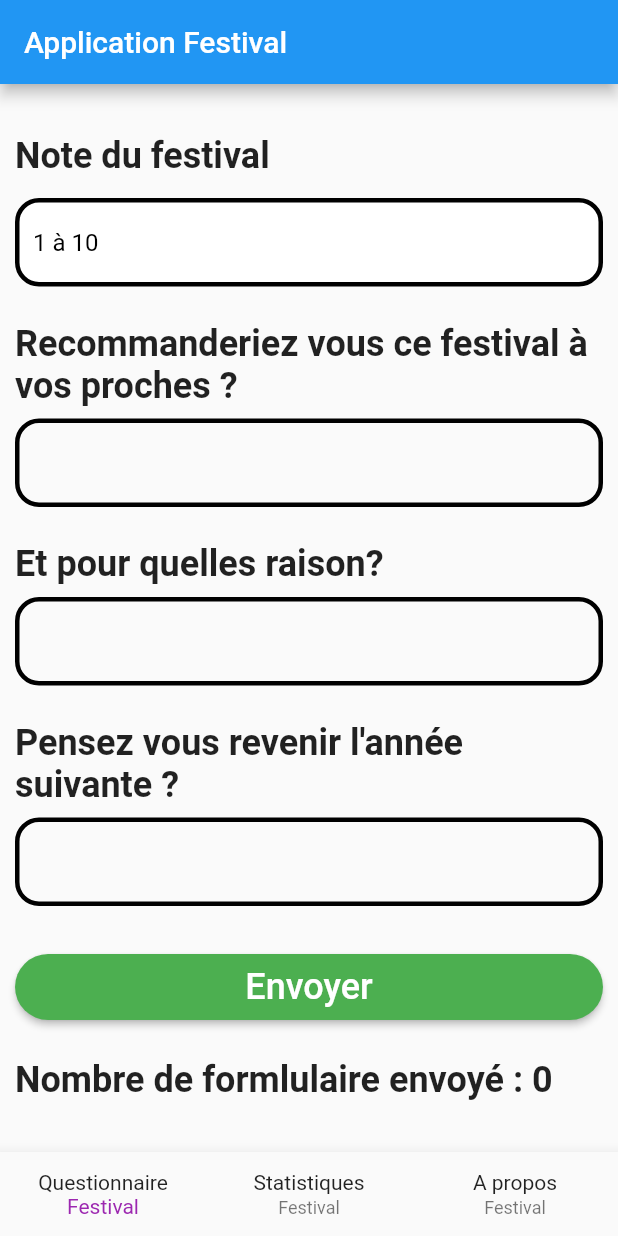
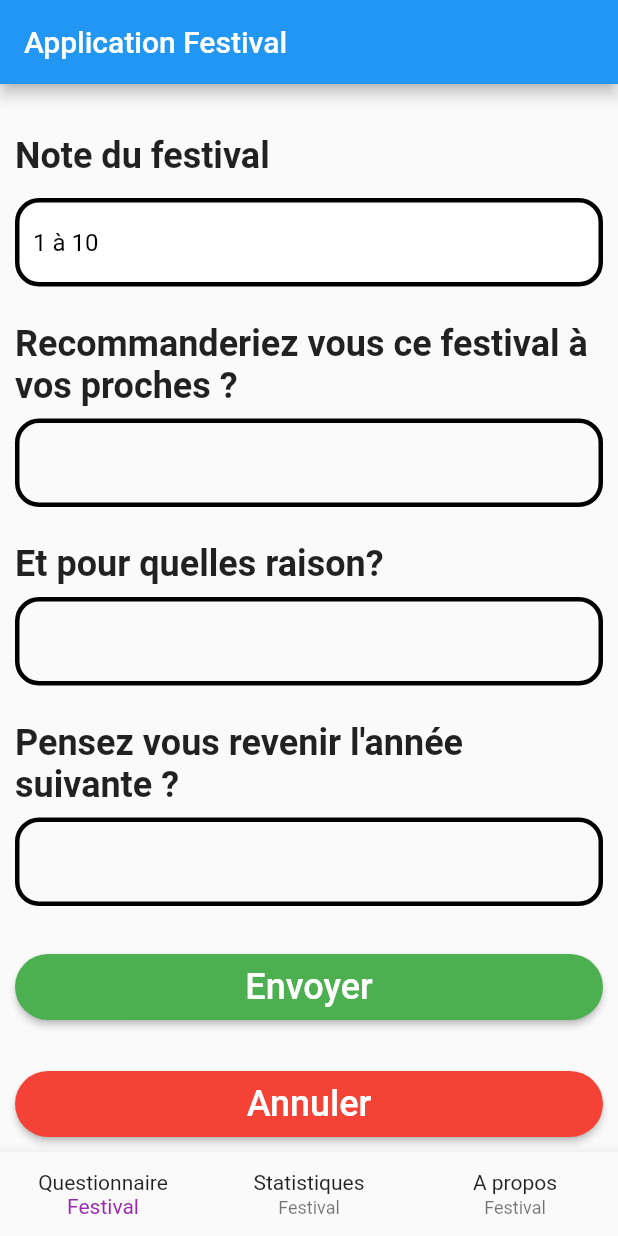
Before and after one commit to geoffrey66280/FlutterappFestival, a Flutter app: the screen it shows after launch, on a phone screen of 412 x 824 dp. Run offline on Flutter 3.47's test engine with Material 2 defaults, Android fonts, the phone set to English and light mode, and no system bars.

Commit message:
Mise en place bouton annuler

```diff
--- a/lib/ButtonWidget.dart
+++ b/lib/ButtonWidget.dart
@@ -4,9 +4,11 @@ class ButtonWidget extends StatelessWidget {
   final String text;
   final VoidCallback onClicked;
 
+
   const ButtonWidget({
     required this.text,
     required this.onClicked, floatingActionButton,
+
 
 
   }) ;
@@ -18,10 +20,38 @@ class ButtonWidget extends StatelessWidget {
       style: TextStyle(fontSize: 24),
     ),
     shape: StadiumBorder(),
-    color: Theme.of(context).primaryColor,
+    color: Colors.green,
     padding: EdgeInsets.symmetric(horizontal: 16, vertical: 8),
     textColor: Colors.white,
     onPressed: onClicked,
 
   );
 }
+
+class ButtonWidgete extends StatelessWidget {
+  final String text;
+  final VoidCallback onClicked;
+
+
+  const ButtonWidgete({
+    required this.text,
+    required this.onClicked, floatingActionButton,
+
+
+
+  }) ;
+
+  @override
+  Widget build(BuildContext context) => RaisedButton(
+    child: Text(
+      text,
+      style: TextStyle(fontSize: 24),
+    ),
+    shape: StadiumBorder(),
+    color: Colors.red,
+    padding: EdgeInsets.symmetric(horizontal: 16, vertical: 8),
+    textColor: Colors.white,
+    onPressed: onClicked,
+
+  );
+}
--- a/lib/TextfieldBorderWidget.dart
+++ b/lib/TextfieldBorderWidget.dart
@@ -19,6 +19,7 @@ class TextfieldBorderWidget extends StatelessWidget {
 
   @override
   Widget build(BuildContext context) =>
+
       Center(
         child: ListView(
           padding: EdgeInsets.all(10),
@@ -113,6 +114,19 @@ class TextfieldBorderWidget extends StatelessWidget {
                 textController3.clear();
 
               },
+            ),
+SizedBox(height: 30,),
+            ButtonWidgete(
+              text: 'Annuler' ,
+
+              onClicked: () {
+
+                numberController.clear();
+                textController1.clear();
+                textController2.clear();
+                textController3.clear();
+              },
+
             ),
 
                 buildText("Nombre de formlulaire envoyé : ${_increment}")
--- a/lib/main.dart
+++ b/lib/main.dart
@@ -21,7 +21,7 @@ class MyApp extends StatelessWidget {
   Widget build(BuildContext context) => MaterialApp(
     debugShowCheckedModeBanner: false,
     title: title,
-    theme: ThemeData(primaryColor: Colors.green),
+
     home: MainPage(title: title), // submit button
 
   );
@@ -36,17 +36,27 @@ class MainPage extends StatefulWidget {
 
   @override
   _MainPageState createState() => _MainPageState();
+
+
 }
 
 class _MainPageState extends State<MainPage> {
   int index = 0;
+  int _counter = 0;
+  void _incrementer() {
+    setState(() {
+      _counter++;
+    });
+  }
 
   @override
   Widget build(BuildContext context) => Scaffold(
+
     appBar: AppBar(
       title: Text(widget.title),
     ),
     body: buildPages(),
+
     bottomNavigationBar: BottomNavigationBar(
       currentIndex: index,
       selectedItemColor: Colors.purple,
@@ -69,6 +79,7 @@ class _MainPageState extends State<MainPage> {
     ),
   );
 
+
   Widget buildPages() {
     switch (index) {
       case 0:
```
